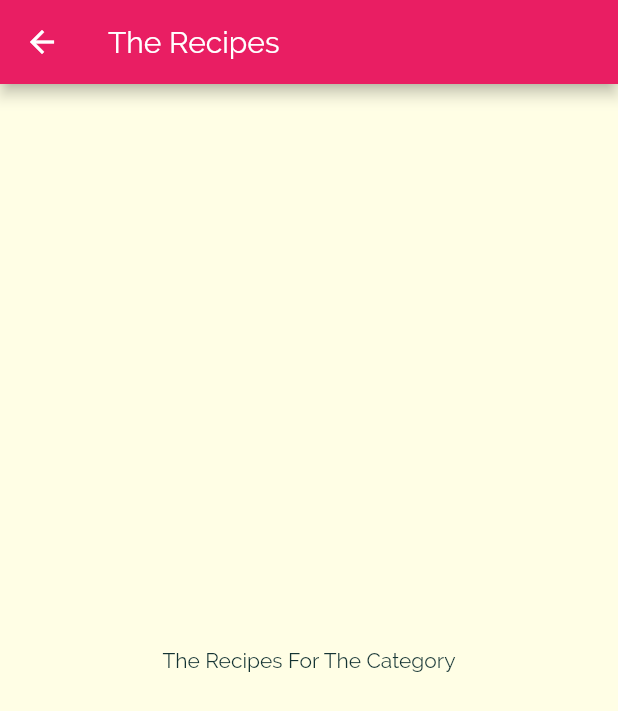
After one commit to puneet2715/meals_app, a Flutter app: the screen it shows after launch, after a tap on "Italian", on a phone screen of 412 x 824 dp. The commit adds this screen. Shown: the top 711 px of the screen. Run offline on Flutter 3.47's test engine with Material 2 defaults, Android fonts, the phone set to English and light mode, and no system bars.

Commit message:
added basic navigation

```diff
--- a/lib/category_item.dart
+++ b/lib/category_item.dart
@@ -1,4 +1,6 @@
 import 'package:flutter/material.dart';
+
+import './category_meals_screen.dart';
 
 class CategoryItem extends StatelessWidget {
   final String title;
@@ -6,9 +8,23 @@ class CategoryItem extends StatelessWidget {
 
   CategoryItem(this.title, this.color);
 
+  void selectCategory(BuildContext ctx) {
+    Navigator.of(ctx).push(
+      MaterialPageRoute(
+        builder: (_) {
+          return CategoryMealsScreen();
+        },
+      ),
+    );
+  }
+
   @override
   Widget build(BuildContext context) {
-    return Container(
+    return InkWell(
+      onTap: () => selectCategory(context),
+      splashColor: Theme.of(context).primaryColor,
+      borderRadius: BorderRadius.circular(15),
+      child: Container(
         padding: const EdgeInsets.all(15),
         child: Text(
           title,
@@ -25,6 +41,7 @@ class CategoryItem extends StatelessWidget {
           ),
           borderRadius: BorderRadius.circular(15),
         ),
+      ),
     );
   }
 }
--- /dev/null
+++ b/lib/category_meals_screen.dart
@@ -0,0 +1,17 @@
+import 'package:flutter/material.dart';
+
+class CategoryMealsScreen extends StatelessWidget {
+  @override
+  Widget build(BuildContext context) {
+    return Scaffold(
+      appBar: AppBar(
+        title: Text('The Recipes'),
+      ),
+      body: Center(
+        child: Text(
+          'The Recipes For The Category',
+        ),
+      ),
+    );
+  }
+}
--- a/lib/main.dart
+++ b/lib/main.dart
@@ -15,6 +15,7 @@ class MyApp extends StatelessWidget {
         primarySwatch: Colors.pink,
         accentColor: Colors.amber,
         canvasColor: Color.fromRGBO(255, 254, 229, 1),
+        // canvasColor: Colors.indigo,
         fontFamily: 'Raleway',
         textTheme: ThemeData.light().textTheme.copyWith(
           body1: TextStyle(
```
Lines whose indentation alone changed are shown as unchanged.
